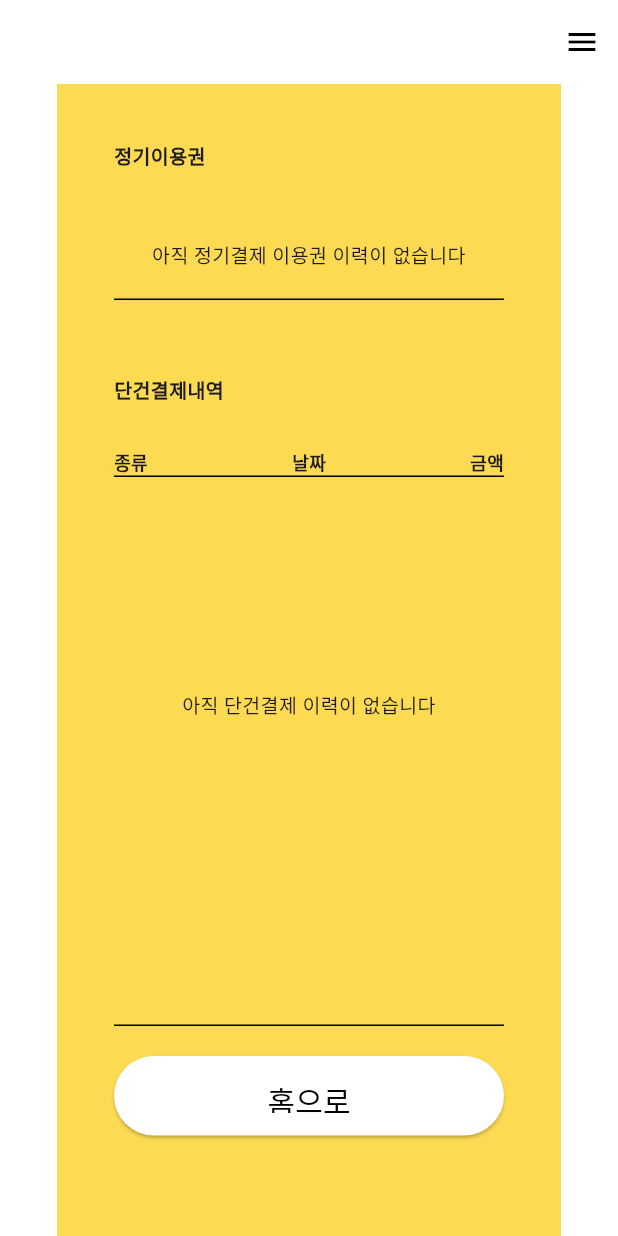
After one commit to kocsoul/be5, a Flutter app: the Receipt screen opened directly, on a phone screen of 412 x 824 dp. The commit adds this screen. Run offline on Flutter 3.47's test engine with Material 3 defaults, Android fonts, the phone set to English and light mode, and no system bars; our stand-ins replace camera, image_picker.

Commit message:
결제이력 페이지 제작

```diff
--- a/lib/components/menubar/drawer.dart
+++ b/lib/components/menubar/drawer.dart
@@ -1,6 +1,7 @@
 import 'package:be5_cyc/pages/camera.dart';
 import 'package:be5_cyc/pages/my_character.dart';
 import 'package:be5_cyc/pages/mypage.dart';
+import 'package:be5_cyc/pages/receipt.dart';
 // import 'package:be5_cyc/pages/edit_profile.dart'; // EditProfilePage 파일 추가
 // import 'package:be5_cyc/pages/storage.dart'; // StoragePage 파일 추가
 // import 'package:be5_cyc/pages/payment_history.dart'; // PaymentHistoryPage 파일 추가
@@ -54,7 +55,7 @@ class DrawerApp extends StatelessWidget {
       case 'StoragePage':
         return const MyCharacter(); // CameraPage의 인스턴스를 반환
       case 'PaymentHistoryPage':
-        return const CameraPage(); // CameraPage의 인스턴스를 반환
+        return const Receipt(); // CameraPage의 인스턴스를 반환
       default:
         return Container(); // 기본 빈 페이지 반환
     }
--- a/lib/pages/mypage.dart
+++ b/lib/pages/mypage.dart
@@ -8,12 +8,6 @@ class MyPage extends StatelessWidget {
 
   @override
   Widget build(BuildContext context) {
-    // 시스템 UI 오버레이를 설정하여 앱이 전체 화면을 사용할 수 있도록 설정
-    // SystemChrome.setSystemUIOverlayStyle(SystemUiOverlayStyle(
-    //   statusBarColor: Colors.transparent, // 상태바 색상을 투명하게 설정
-    //   statusBarIconBrightness: Brightness.dark, // 상태바 아이콘 색상 설정
-    // ));
-
     return GestureDetector(
       onTap: () {
         // Unfocus all text fields when tapping outside
--- /dev/null
+++ b/lib/pages/receipt.dart
@@ -0,0 +1,175 @@
+import 'package:be5_cyc/components/buttons/button_layout.dart';
+import 'package:be5_cyc/components/menubar/drawer.dart';
+import 'package:be5_cyc/pages/character.dart';
+import 'package:be5_cyc/utill/utill.dart';
+import 'package:flutter/material.dart';
+
+class Receipt extends StatefulWidget {
+  const Receipt({super.key});
+
+  @override
+  State<Receipt> createState() => _ReceiptState();
+}
+
+class _ReceiptState extends State<Receipt> {
+  @override
+  Widget build(BuildContext context) {
+    return Scaffold(
+      appBar: AppBar(
+        automaticallyImplyLeading: false,
+        backgroundColor: Colors.transparent,
+        elevation: 0,
+        actions: <Widget>[
+          Builder(
+            builder: (context) {
+              return IconButton(
+                icon: const Icon(Icons.menu, color: Colors.black),
+                onPressed: () {
+                  FocusScope.of(context).unfocus();
+                  debugPrint("Menu button clicked");
+                  Scaffold.of(context).openEndDrawer();
+                },
+              );
+            },
+          ),
+        ],
+      ),
+      endDrawer: DrawerApp(),
+      body: const Padding(
+        padding: EdgeInsets.only(left: 38.0, right: 38.0),
+        child: ReceiptPage(),
+      ),
+    );
+  }
+}
+
+class ReceiptPage extends StatefulWidget {
+  const ReceiptPage({super.key});
+
+  @override
+  State<ReceiptPage> createState() => _ReceiptPageState();
+}
+
+class _ReceiptPageState extends State<ReceiptPage> {
+  @override
+  Widget build(BuildContext context) {
+    return Scaffold(
+      backgroundColor: const Color.fromRGBO(252, 218, 82, 1),
+      body: Center(
+        child: Padding(
+          padding: const EdgeInsets.all(38.0),
+          child: Column(
+            // mainAxisAlignment: MainAxisAlignment.center,
+            crossAxisAlignment: CrossAxisAlignment.start, // 자식 위젯을 왼쪽 정렬
+            children: [
+              const Text(
+                '정기이용권',
+                style: TextStyle(fontSize: 13, fontWeight: FontWeight.bold),
+                textAlign: TextAlign.start,
+              ),
+              const SizedBox(height: 47),
+              Container(
+                width: MediaQuery.of(context).size.width,
+                height: 40,
+                decoration: const BoxDecoration(
+                  border: Border(
+                    bottom: BorderSide(
+                      color: Colors.black, // 테두리 색상
+                      width: 1, // 테두리 두께
+                    ),
+                  ),
+                ),
+                child: const SizedBox(
+                  child: Text(
+                    '아직 정기결제 이용권 이력이 없습니다',
+                    style: TextStyle(fontSize: 13),
+                    textAlign: TextAlign.center,
+                  ),
+                ),
+              ),
+              const SizedBox(height: 50),
+              const Text('단건결제내역',
+                  style: TextStyle(fontSize: 13, fontWeight: FontWeight.bold)),
+              const SizedBox(height: 29),
+              Container(
+                width: MediaQuery.of(context).size.width,
+                height: 20,
+                decoration: const BoxDecoration(
+                  border: Border(
+                    bottom: BorderSide(
+                      color: Colors.black, // 테두리 색상
+                      width: 1, // 테두리 두께
+                    ),
+                  ),
+                ),
+                child: const Row(
+                  mainAxisAlignment:
+                      MainAxisAlignment.spaceBetween, // 자식 간 균등한 간격 배치
+                  children: [
+                    Text(
+                      '종류',
+                      style:
+                          TextStyle(fontSize: 12, fontWeight: FontWeight.bold),
+                    ),
+                    Text(
+                      '날짜',
+                      style:
+                          TextStyle(fontSize: 12, fontWeight: FontWeight.bold),
+                    ),
+                    Text(
+                      '금액',
+                      style:
+                          TextStyle(fontSize: 12, fontWeight: FontWeight.bold),
+                    ),
+                  ],
+                ),
+              ),
+              Container(
+                width: MediaQuery.of(context).size.width,
+                height: MediaQuery.of(context).size.height - 458,
+                decoration: const BoxDecoration(
+                  border: Border(
+                    bottom: BorderSide(
+                      color: Colors.black, // 테두리 색상
+                      width: 1, // 테두리 두께
+                    ),
+                  ),
+                ),
+                child: SingleChildScrollView(
+                  child: SizedBox(
+                    width: MediaQuery.of(context).size.width,
+                    height: MediaQuery.of(context).size.height - 500,
+                    child: const Align(
+                      alignment: Alignment.center, // 중앙 정렬
+                      child: Column(
+                        mainAxisAlignment: MainAxisAlignment.center, // 수직 중앙 정렬
+                        crossAxisAlignment:
+                            CrossAxisAlignment.center, // 수평 중앙 정렬
+                        children: [
+                          Text(
+                            '아직 단건결제 이력이 없습니다\n', // 긴 텍스트로 테스트
+                            style: TextStyle(fontSize: 13),
+                            textAlign: TextAlign.center, // 텍스트 중앙 정렬
+                          ),
+                        ],
+                      ),
+                    ),
+                  ),
+                ),
+              ),
+              const SizedBox(height: 20),
+              ButtonLayout(
+                buttonText: '홈으로',
+                backgroundColor: Colors.white,
+                foregroundColor: Colors.black,
+                onPressed: () {
+                  moveToPage(context, const Character());
+                },
+              ),
+            ],
+          ),
+        ),
+      ),
+    );
+  }
+}
```
